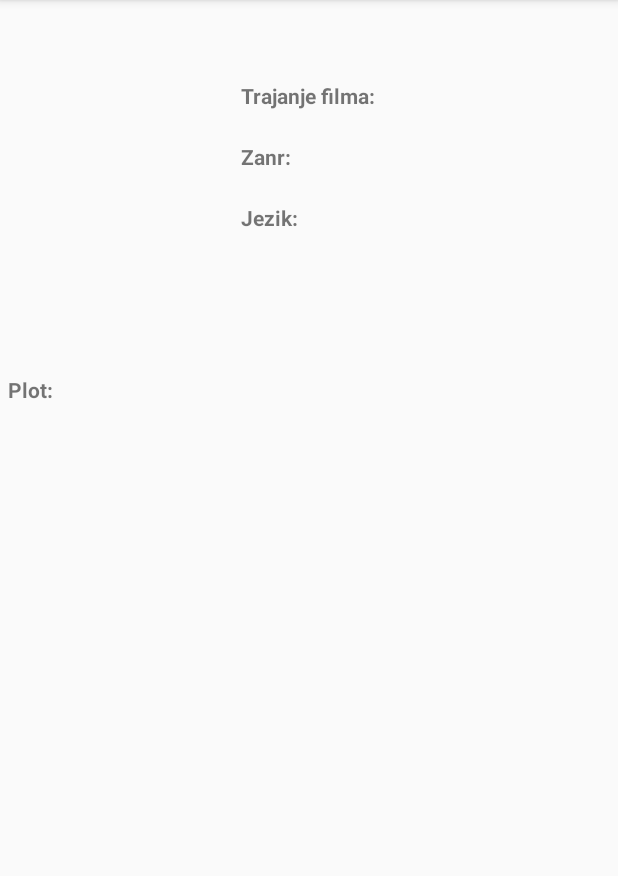
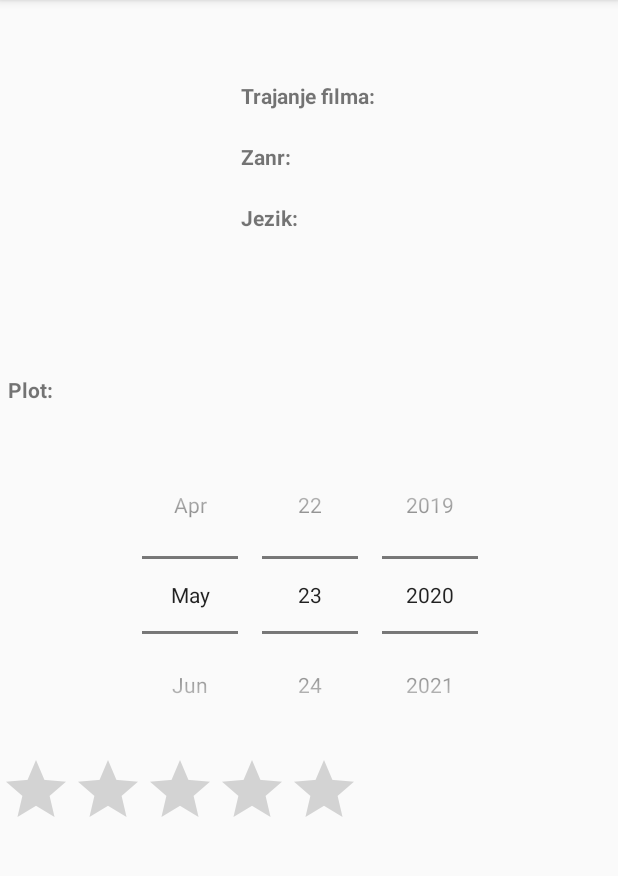
Before and after one commit to dakoni44/Filmovi-Kolekcija, an Android app: the DetaljiActivity screen opened directly, with no data from a screen before it, on a phone screen of 412 x 824 dp, the part 84-960 px from its top. Run offline under Robolectric (Android 15) with nearby library versions, the phone set to English and light mode, and no system bars; our stand-ins replace Picasso; libraries missing offline, so code that uses them is left out: com.j256.ormlite; pictures from the network do not load.

Commit message:
poslednji komit

```diff
--- a/app/src/main/java/org/ftninformatika/filmovi_kolekcija/activity/OmiljeniActivity.java
+++ b/app/src/main/java/org/ftninformatika/filmovi_kolekcija/activity/OmiljeniActivity.java
@@ -231,6 +231,7 @@ public class OmiljeniActivity extends AppCompatActivity implements AdapterLista.
     }
 
     public void deleteAll(){
+
         new androidx.appcompat.app.AlertDialog.Builder(OmiljeniActivity.this).setMessage("Obrisi sve filmove").setTitle("Obrisi")
                 .setIcon(R.drawable.ic_delete)
                 .setPositiveButton("Potvrdi", new DialogInterface.OnClickListener() {
--- a/app/src/main/java/org/ftninformatika/filmovi_kolekcija/db/DatabaseHelper.java
+++ b/app/src/main/java/org/ftninformatika/filmovi_kolekcija/db/DatabaseHelper.java
@@ -60,4 +60,5 @@ public class DatabaseHelper extends OrmLiteSqliteOpenHelper {
 
         super.close();
     }
+
 }
--- a/app/src/main/res/layout/detalji_activity.xml
+++ b/app/src/main/res/layout/detalji_activity.xml
@@ -127,4 +127,18 @@
                 android:textStyle="italic"
                 tools:text="Plot" />
 
+    <DatePicker
+        android:id="@+id/dpDatumZ"
+        android:layout_width="match_parent"
+        android:layout_height="wrap_content"
+        android:datePickerMode="spinner"
+        android:calendarViewShown="false"
+        android:paddingStart="10dp" />
+
+    <RatingBar
+        android:id="@+id/ratingBar"
+        android:numStars="5"
+        android:layout_width="wrap_content"
+        android:layout_height="wrap_content"/>
+
 </LinearLayout>
```
